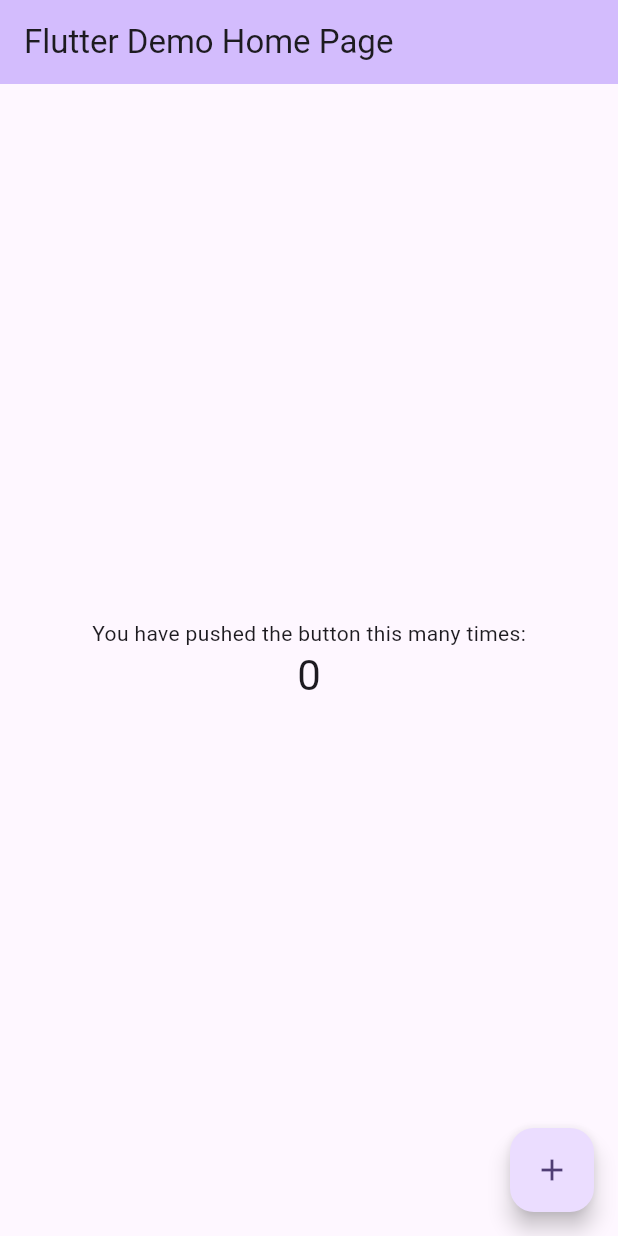
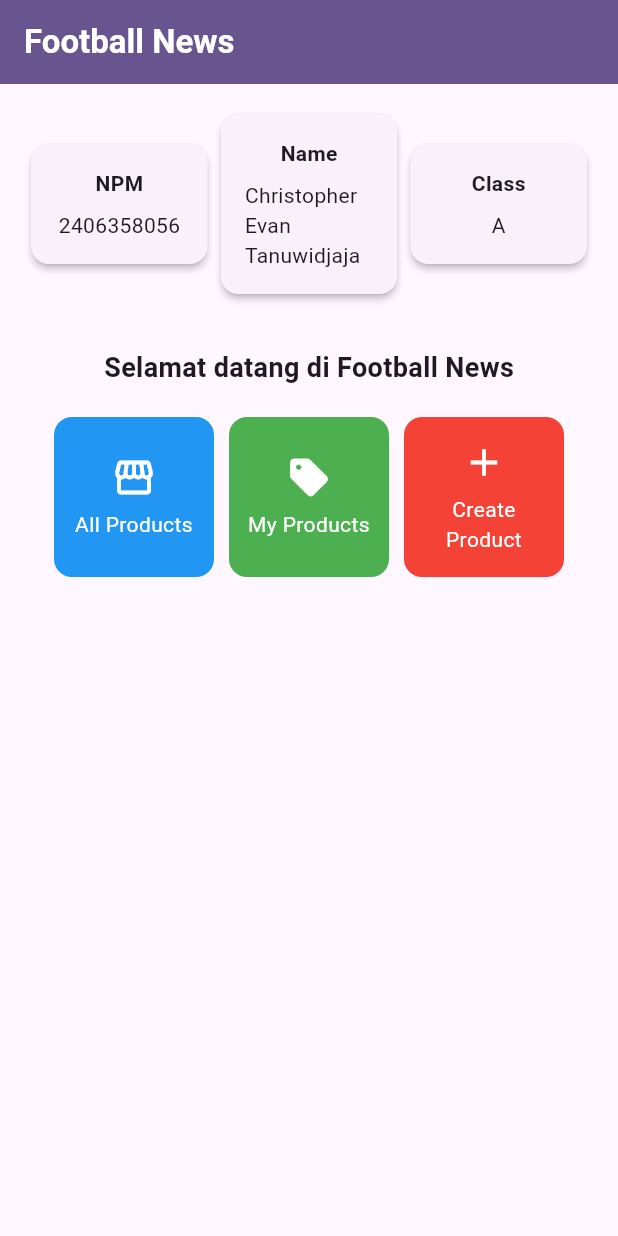
Before and after one commit to evan052006/apex-football-mobile, a Flutter app: the screen it shows after launch, on a phone screen of 412 x 824 dp. Run offline on Flutter 3.47's test engine with Material 3 defaults, Android fonts, the light colour scheme and no system bars.

Commit message:
Finished Tugas 7

```diff
--- a/lib/main.dart
+++ b/lib/main.dart
@@ -1,4 +1,5 @@
 import 'package:flutter/material.dart';
+import 'package:apex_football/menu.dart';
 
 void main() {
   runApp(const MyApp());
@@ -6,117 +7,14 @@ void main() {
 
 class MyApp extends StatelessWidget {
   const MyApp({super.key});
-
-  // This widget is the root of your application.
   @override
   Widget build(BuildContext context) {
     return MaterialApp(
       title: 'Flutter Demo',
       theme: ThemeData(
-        // This is the theme of your application.
-        //
-        // TRY THIS: Try running your application with "flutter run". You'll see
-        // the application has a purple toolbar. Then, without quitting the app,
-        // try changing the seedColor in the colorScheme below to Colors.green
-        // and then invoke "hot reload" (save your changes or press the "hot
-        // reload" button in a Flutter-supported IDE, or press "r" if you used
-        // the command line to start the app).
-        //
-        // Notice that the counter didn't reset back to zero; the application
-        // state is not lost during the reload. To reset the state, use hot
-        // restart instead.
-        //
-        // This works for code too, not just values: Most code changes can be
-        // tested with just a hot reload.
         colorScheme: .fromSeed(seedColor: Colors.deepPurple),
       ),
-      home: const MyHomePage(title: 'Flutter Demo Home Page'),
+      home: MyHomePage(),
     );
   }
 }
-
-class MyHomePage extends StatefulWidget {
-  const MyHomePage({super.key, required this.title});
-
-  // This widget is the home page of your application. It is stateful, meaning
-  // that it has a State object (defined below) that contains fields that affect
-  // how it looks.
-
-  // This class is the configuration for the state. It holds the values (in this
-  // case the title) provided by the parent (in this case the App widget) and
-  // used by the build method of the State. Fields in a Widget subclass are
-  // always marked "final".
-
-  final String title;
-
-  @override
-  State<MyHomePage> createState() => _MyHomePageState();
-}
-
-class _MyHomePageState extends State<MyHomePage> {
-  int _counter = 0;
-
-  void _incrementCounter() {
-    setState(() {
-      // This call to setState tells the Flutter framework that something has
-      // changed in this State, which causes it to rerun the build method below
-      // so that the display can reflect the updated values. If we changed
-      // _counter without calling setState(), then the build method would not be
-      // called again, and so nothing would appear to happen.
-      _counter++;
-    });
-  }
-
-  @override
-  Widget build(BuildContext context) {
-    // This method is rerun every time setState is called, for instance as done
-    // by the _incrementCounter method above.
-    //
-    // The Flutter framework has been optimized to make rerunning build methods
-    // fast, so that you can just rebuild anything that needs updating rather
-    // than having to individually change instances of widgets.
-    return Scaffold(
-      appBar: AppBar(
-        // TRY THIS: Try changing the color here to a specific color (to
-        // Colors.amber, perhaps?) and trigger a hot reload to see the AppBar
-        // change color while the other colors stay the same.
-        backgroundColor: Theme.of(context).colorScheme.inversePrimary,
-        // Here we take the value from the MyHomePage object that was created by
-        // the App.build method, and use it to set our appbar title.
-        title: Text(widget.title),
-      ),
-      body: Center(
-        // Center is a layout widget. It takes a single child and positions it
-        // in the middle of the parent.
-        child: Column(
-          // Column is also a layout widget. It takes a list of children and
-          // arranges them vertically. By default, it sizes itself to fit its
-          // children horizontally, and tries to be as tall as its parent.
-          //
-          // Column has various properties to control how it sizes itself and
-          // how it positions its children. Here we use mainAxisAlignment to
-          // center the children vertically; the main axis here is the vertical
-          // axis because Columns are vertical (the cross axis would be
-          // horizontal).
-          //
-          // TRY THIS: Invoke "debug painting" (choose the "Toggle Debug Paint"
-          // action in the IDE, or press "p" in the console), to see the
-          // wireframe for each widget.
-          mainAxisAlignment: .center,
-          children: [
-            const Text('You have pushed the button this many times:'),
-            Text(
-              '$_counter',
-              style: Theme.of(context).textTheme.headlineMedium,
-            ),
-          ],
-        ),
-      ),
-      floatingActionButton: FloatingActionButton(
-        onPressed: _incrementCounter,
-        tooltip: 'Increment',
-        child: const Icon(Icons.add),
-      ),
-    );
-  }
-}
--- /dev/null
+++ b/lib/menu.dart
@@ -0,0 +1,168 @@
+import 'package:flutter/material.dart';
+
+class MyHomePage extends StatelessWidget {
+  final String nama = "Christopher Evan Tanuwidjaja";
+  final String npm = "2406358056";
+  final String kelas = "A";
+  final List<ItemHomepage> items = [
+    ItemHomepage(
+      "All Products",
+      Icons.storefront,
+      SnackBar(
+        content: const Text('Kamu telah menekan tombol All Products'),
+      ),
+      Colors.blue,
+    ),
+    ItemHomepage(
+      "My Products",
+      Icons.sell,
+      SnackBar(
+        content: const Text('Kamu telah menekan tombol My Products'),
+      ),
+      Colors.green,
+    ),
+    ItemHomepage(
+      "Create Product",
+      Icons.add,
+      SnackBar(
+        content: const Text('Kamu telah menekan tombol Create Product'),
+      ),
+      Colors.red,
+    ),
+  ];
+  MyHomePage({super.key});
+  @override
+  Widget build(BuildContext context) {
+    return Scaffold(
+      appBar: AppBar(
+        title: const Text(
+          'Football News',
+          style: TextStyle(
+            color: Colors.white,
+            fontWeight: FontWeight.bold
+          ),
+        ),
+        backgroundColor: Theme.of(context).colorScheme.primary,
+      ),
+      body: Padding(
+        padding: const EdgeInsets.all(16.0),
+        child: Column(
+          crossAxisAlignment: CrossAxisAlignment.center,
+          children: [
+            Row(
+              mainAxisAlignment: MainAxisAlignment.spaceEvenly,
+              children: [
+                InfoCard(title: 'NPM', content: npm),
+                InfoCard(title: 'Name', content: nama),
+                InfoCard(title: 'Class', content: kelas),
+              ],
+            ),
+            const SizedBox(height: 16.0),
+            Center(
+              child: Column(
+                children: [
+                  const Padding(
+                    padding: EdgeInsets.only(top: 16.0),
+                    child: Text(
+                      'Selamat datang di Football News',
+                      style: TextStyle(
+                        fontWeight: FontWeight.bold,
+                        fontSize: 18.0,
+                      ),
+                    )
+                  ),
+                  GridView.count(
+                    primary: true,
+                    padding: const EdgeInsets.all(20),
+                    crossAxisSpacing: 10,
+                    mainAxisSpacing: 10,
+                    crossAxisCount: 3,
+                    shrinkWrap: true,
+children: items.map((ItemHomepage item) {
+                      return ItemCard(item);
+                    }).toList(),
+                  )
+                ],
+              ),
+            ),
+          ],
+        ),
+      ),
+    );
+  }
+}
+
+class InfoCard extends StatelessWidget {
+  final String title;
+  final String content;
+  const InfoCard({super.key, required this.title, required this.content});
+
+  @override
+  Widget build(BuildContext context) {
+    return Card(
+      elevation: 2.0,
+      child: Container(
+        width: MediaQuery.of(context).size.width / 3.5,
+        padding: const EdgeInsets.all(16.0),
+        child: Column(
+          children: [
+            Text(
+              title,
+              style: const TextStyle(fontWeight: FontWeight.bold),
+            ),
+            const SizedBox(height: 8.0),
+            Text(content),
+          ],
+        ),
+      ),
+    );
+  }
+}
+
+class ItemHomepage {
+  final String name;
+  final IconData icon;
+  final SnackBar snackBar;
+  final Color color;
+  ItemHomepage(this.name, this.icon, this.snackBar, this.color);
+}
+
+class ItemCard extends StatelessWidget {
+  final ItemHomepage item;
+  const ItemCard(this.item, {super.key});
+
+  @override
+    Widget build(BuildContext context) {
+      return Material(
+        color: item.color,
+        borderRadius: BorderRadius.circular(12),
+        child: InkWell(
+          child: Container(
+            padding: const EdgeInsets.all(8),
+            child: Center(
+              child: Column(
+                mainAxisAlignment: MainAxisAlignment.center,
+                children: [
+                  Icon(
+                    item.icon,
+                    color: Colors.white,
+                    size: 30.0,
+                  ),
+                  const Padding(padding: EdgeInsets.all(3)),
+                  Text(
+                    item.name,
+                    textAlign: TextAlign.center,
+                    style: const TextStyle(color: Colors.white),
+                  ),
+                ],
+              ),
+            ),
+          ),
+          onTap: () {
+            ScaffoldMessenger.of(context).clearSnackBars();
+            ScaffoldMessenger.of(context).showSnackBar(item.snackBar);
+          },
+        )
+      );
+    }
+}
```
Also changed, not shown: 1 other file.
